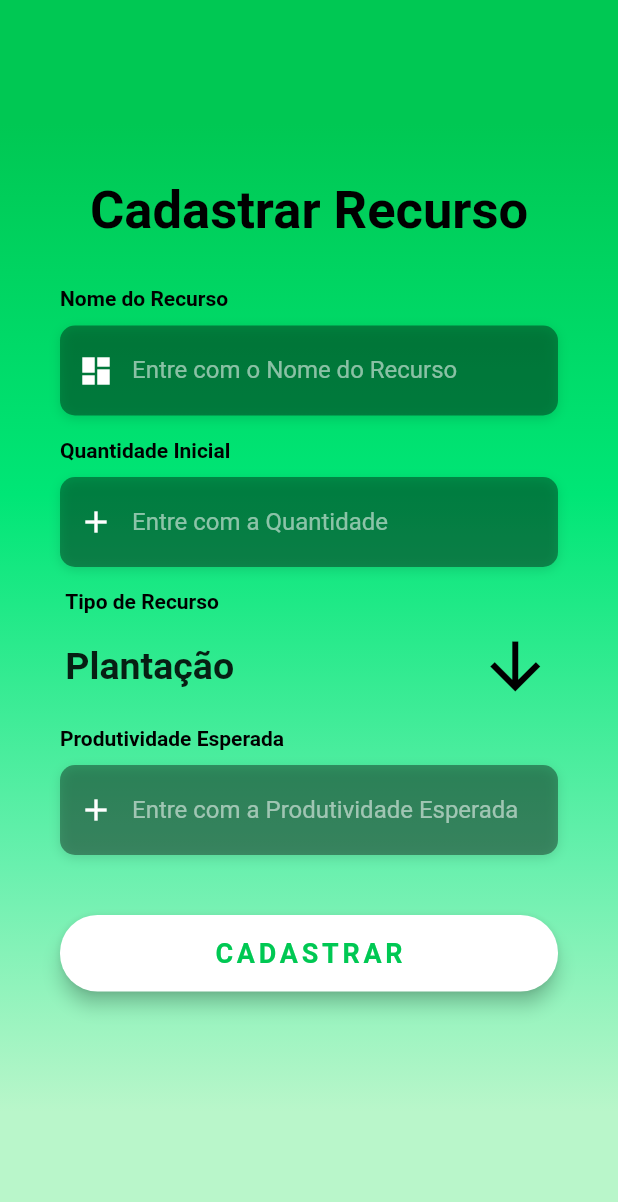
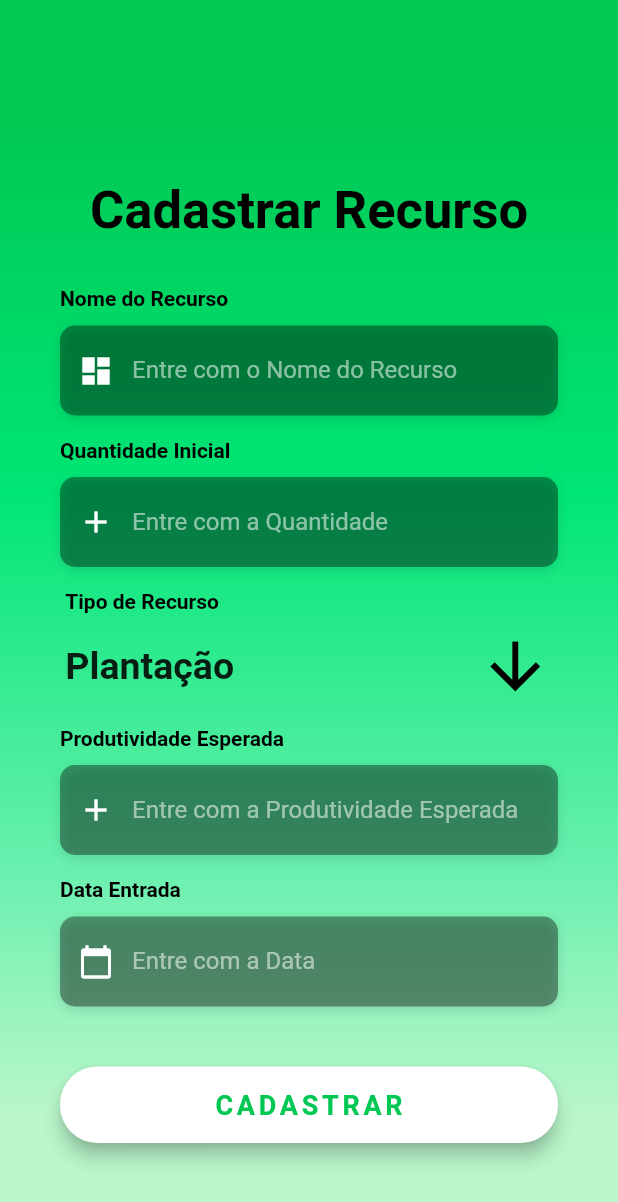
Before and after one commit to Rafaellynhah/Front-App_Agricultura, a Flutter app: the ResourcesScreen screen opened directly, after a tap on the "add" icon, on a phone screen of 412 x 824 dp. Shown: the top 1202 px of the screen. Run offline on Flutter 3.47's test engine with Material 2 defaults, Android fonts, the phone set to English and light mode, and no system bars; network calls fail.

Commit message:
Terceiro Commit

```diff
--- a/lib/screens/lista_tipogasto.dart
+++ b/lib/screens/lista_tipogasto.dart
@@ -13,7 +13,7 @@ class lista_tipogasto extends StatefulWidget {
 }
 
 class _lista_tipogastoState extends State<lista_tipogasto> {
-  List<tiporecurso_service> tp_gasto;
+  List<tipogasto_service> tp_gasto;
   GlobalKey<ScaffoldState> _expensesKey;
 
   @override
@@ -25,7 +25,7 @@ class _lista_tipogastoState extends State<lista_tipogasto> {
   }
 
   _getExpenses() {
-    tiporecurso_service.getExpenses().then((_tp_gasto) {
+    tipogasto_service.getExpenses().then((_tp_gasto) {
       setState(() {
         tp_gasto = _tp_gasto;
       });
--- a/lib/screens/registerExpenses_screen.dart
+++ b/lib/screens/registerExpenses_screen.dart
@@ -64,7 +64,7 @@ class _ExpensesRegisterState extends State<ExpensesRegister> {
       crossAxisAlignment: CrossAxisAlignment.start,
       children: <Widget>[
         Text(
-          'Quantidade Mensal',
+          'Valor Mensal',
           style: TextStyle(color: Colors.black, fontWeight: FontWeight.bold),
         ),
         SizedBox(height: 10.0),
--- a/lib/screens/registerResource_screen.dart
+++ b/lib/screens/registerResource_screen.dart
@@ -15,6 +15,7 @@ class _RegisterResourceScreenState extends State<RegisterResourceScreen> {
   final _nomeController = TextEditingController();
   final _qtd_incialController = TextEditingController();
   final _produtividade_esperadaController = TextEditingController();
+  final _dtEntradaController = TextEditingController();
 
 
   String dropDownValue = 'Plantação';
@@ -127,9 +128,8 @@ class _RegisterResourceScreenState extends State<RegisterResourceScreen> {
                   dropDownValue = newValue;
                 });
               },
-              items:
-                  <String>['Plantação', 'Animal'].map<DropdownMenuItem<String>>(
-                (String value) {
+              items: <String>['Plantação', 'Animal'].map<DropdownMenuItem<String>>(
+                    (String value) {
                   return DropdownMenuItem<String>(
                     value: value,
                     child: Text(
@@ -192,6 +192,48 @@ class _RegisterResourceScreenState extends State<RegisterResourceScreen> {
     );
   }
 
+  Widget _constroiCadastroiDtEntrada() {
+    return Column(
+      crossAxisAlignment: CrossAxisAlignment.start,
+      children: <Widget>[
+        Text(
+          'Data Entrada',
+          style: TextStyle(color: Colors.black, fontWeight: FontWeight.bold),
+        ),
+        SizedBox(height: 10.0),
+        Container(
+          alignment: Alignment.centerLeft,
+          decoration: BoxDecoration(
+              color: Colors.black38,
+              borderRadius: BorderRadius.circular(10.0),
+              boxShadow: [
+                BoxShadow(
+                  color: Colors.black12,
+                  blurRadius: 6.0,
+                  offset: Offset(0, 2),
+                ),
+              ]),
+          height: 60.0,
+          child: TextField(
+            keyboardType: TextInputType.emailAddress,
+            style: TextStyle(color: Colors.white),
+            decoration: InputDecoration(
+              border: InputBorder.none,
+              contentPadding: EdgeInsets.only(top: 14.0),
+              prefixIcon: Icon(
+                Icons.calendar_today,
+                color: Colors.white,
+              ),
+              hintText: 'Entre com a Data',
+              hintStyle: TextStyle(color: Colors.white54),
+            ),
+            controller: _dtEntradaController,
+          ),
+        ),
+      ],
+    );
+  }
+
   Widget _btnCadastrar() {
     return Container(
       padding: EdgeInsets.symmetric(vertical: 25.0),
@@ -211,6 +253,7 @@ class _RegisterResourceScreenState extends State<RegisterResourceScreen> {
                         _nomeController.text = '';
                         _qtd_incialController.text = '';
                         _produtividade_esperadaController.text = '';
+                        _dtEntradaController.text = '';
                       },
                       child: Text('OK'),
                     )
@@ -324,6 +367,8 @@ class _RegisterResourceScreenState extends State<RegisterResourceScreen> {
                   SizedBox(height: 15.0),
                   _constroiCadastroProdutividadeEsperada(),
                   SizedBox(height: 15.0),
+                  _constroiCadastroiDtEntrada(),
+                  SizedBox(height: 15.0),
                   _btnCadastrar(),
                   SizedBox(height: 20.0),
                   //_botaoRegistrar(),
--- a/lib/screens/user_screen.dart
+++ b/lib/screens/user_screen.dart
@@ -58,6 +58,12 @@ class _ResourcesScreenState extends State<ResourcesScreen> {
             ),
             DataColumn(
               label: Text('Problema'),
+            ),
+            DataColumn(
+              label: Text('Data Entrada'),
+            ),
+            DataColumn(
+              label: Text('Data Saida'),
             ),
             DataColumn(
               label: Text('Editar / Deletar'),
@@ -121,6 +127,22 @@ class _ResourcesScreenState extends State<ResourcesScreen> {
                     DataCell(
                       Text(
                         _resources.problema.toString(),
+                        style: TextStyle(
+                          color: Colors.black,
+                        ),
+                      ),
+                    ),
+                    DataCell(
+                      Text(
+                        _resources.dtEntrada.toString(),
+                        style: TextStyle(
+                          color: Colors.black,
+                        ),
+                      ),
+                    ),
+                    DataCell(
+                      Text(
+                        _resources.dtSaida.toString(),
                         style: TextStyle(
                           color: Colors.black,
                         ),
--- a/lib/services/expenses_services.dart
+++ b/lib/services/expenses_services.dart
@@ -3,18 +3,15 @@ import 'package:http/http.dart' as http;
 
 class ExpensesServices {
   dynamic id;
-  dynamic mediaGasto;
   dynamic mes;
   dynamic qtdMensal;
 
-  ExpensesServices({this.id, this.mediaGasto, this.mes, this.qtdMensal});
+  ExpensesServices({this.id, this.mes, this.qtdMensal});
 
   factory ExpensesServices.fromJson(Map<String, dynamic> json) {
     return ExpensesServices(
       id: json['id'] as int,
-      mediaGasto: json['media_gasto'] as double,
       mes: json['mes'] as String,
-      qtdMensal: json['qtd_mensal'] as double,
     );
   }
 
```
Also changed, not shown: lib/screens/expenses_screen.dart (+1 -12 lines), lib/services/user_services.dart (+7 -1 lines).
